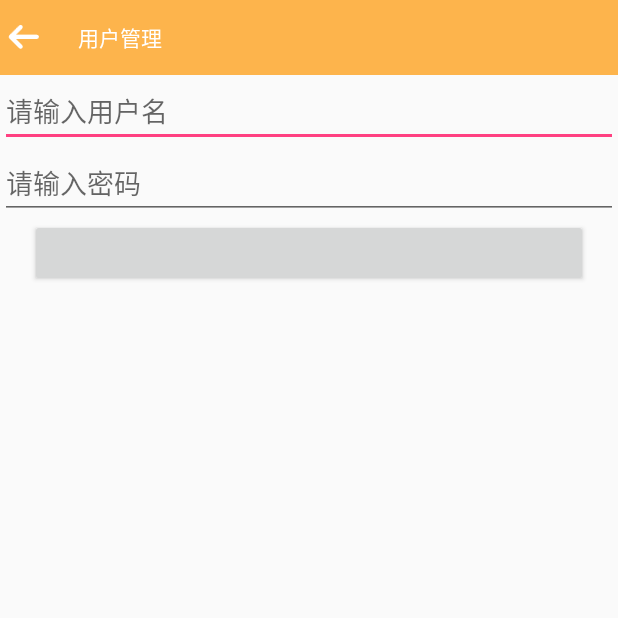
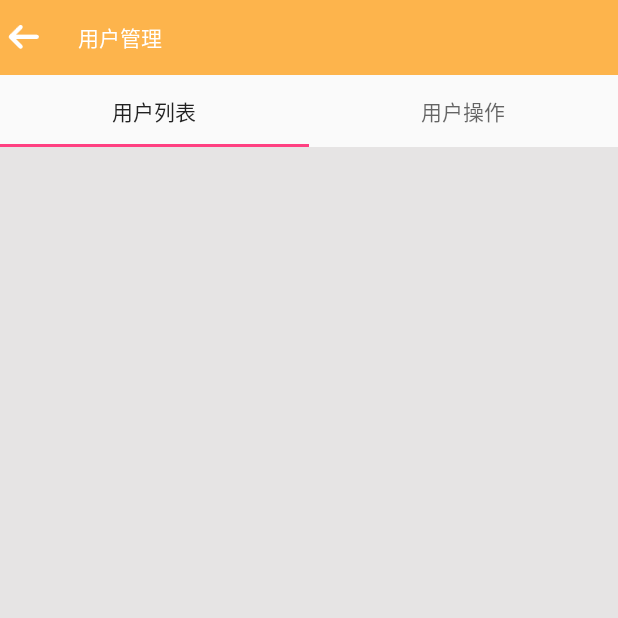
Before and after one commit to blythe104/supermarket, an Android app: the UserActivity screen opened directly, with no data from a screen before it, on a phone screen of 412 x 824 dp, the top half of it. Run offline under Robolectric (Android 15) with nearby library versions, the phone set to English and light mode, and no system bars; libraries missing offline, so code that uses them is left out: cn.bmob.v3; 4 statements that could not run were skipped.

Commit message:
add userManager

```diff
--- /dev/null
+++ b/app/src/main/java/com/fuyuan/marketmanage/base/BaseFragment.java
@@ -0,0 +1,119 @@
+package com.fuyuan.marketmanage.base;
+
+import android.os.Bundle;
+import android.support.v4.app.Fragment;
+import android.support.v4.app.FragmentActivity;
+import android.view.LayoutInflater;
+import android.view.View;
+import android.view.ViewGroup;
+
+public abstract class BaseFragment extends Fragment {
+    private static final String TAG = "BaseFragment";
+
+    public FragmentActivity mActivity;
+    private View mRootView;// 缓存Fragment view
+
+    private boolean isVisible;// fragment对用户是否可见
+    private boolean isPrepared;// 标志位，标记已经初始化完成。
+    private boolean hasLoadOnce = false;// 标志位，标记是否已经加载过一次数据，第二次就不要再加载数据了。
+
+    /**
+     * 获取是否加载过一次数据
+     */
+    protected boolean isHasLoadOnce() {
+        return hasLoadOnce;
+    }
+
+    /**
+     * 设置是否只加载一次数据
+     */
+    public void setHasLoadOnce(boolean hasLoadOnce) {
+        this.hasLoadOnce = hasLoadOnce;
+    }
+
+    @Override
+    public void onCreate(Bundle savedInstanceState) {
+        super.onCreate(savedInstanceState);
+        // Fragment被创建时获取其所在Activity对象
+        mActivity = getActivity();
+    }
+
+
+    @Override
+    public View onCreateView(LayoutInflater inflater, ViewGroup container, Bundle savedInstanceState) {
+        super.onCreateView(inflater, container, savedInstanceState);
+        // Fragment创建视图时初始化视图
+        if (null != mRootView) {
+            ViewGroup parent = (ViewGroup) mRootView.getParent();
+            if (null != parent) {
+                parent.removeView(mRootView);
+            }
+        } else {
+            mRootView = initView(inflater, container, savedInstanceState);
+        }
+        isPrepared = true;
+        onVisibleData();
+        return mRootView;
+    }
+
+    @Override
+    public void onActivityCreated(Bundle savedInstanceState) {
+        super.onActivityCreated(savedInstanceState);
+        // Fragment所在的Activity创建结束时初始化数据
+        loadData();
+    }
+
+    @Override
+    public void setUserVisibleHint(boolean isVisibleToUser) {
+        super.setUserVisibleHint(isVisibleToUser);
+        //        LogUtils.d(TAG + "--setUserVisibleHint", getClass().getSimpleName());
+        if (getUserVisibleHint()) {
+            isVisible = true;
+            onVisibleData();
+        } else {
+            isVisible = false;
+        }
+    }
+
+    /**
+     * 初始化布局,子类必须实现
+     */
+    protected abstract View initView(LayoutInflater inflater, ViewGroup container, Bundle savedInstanceState);
+
+    /**
+     * 初始化时加载数据
+     */
+    protected void loadData() {
+    }
+
+    /**
+     * 对用户可见时加载数据
+     */
+    protected void onVisibleData() {
+        // 布局未初始化好或不可见状态，不加载数据
+        if (!isPrepared || !isVisible) {
+            return;
+        }
+        // 已经加载过一次数据，不再加载数据
+        if (hasLoadOnce) {
+            return;
+        }
+        OnLazyLoadData();
+    }
+
+    /**
+     * fragment对用户可见时加载数据,并可设置是否只加载一次
+     */
+    protected void OnLazyLoadData() {
+    }
+
+    @Override
+    public void onResume() {
+        super.onResume();
+    }
+
+    @Override
+    public void onDestroy() {
+        super.onDestroy();
+    }
+}
--- a/app/src/main/java/com/fuyuan/marketmanage/user/UserActivity.java
+++ b/app/src/main/java/com/fuyuan/marketmanage/user/UserActivity.java
@@ -1,110 +1,64 @@
 package com.fuyuan.marketmanage.user;
 
-import android.text.TextUtils;
+import android.support.design.widget.TabLayout;
+import android.support.v4.view.ViewPager;
 import android.view.View;
-import android.widget.Button;
-import android.widget.EditText;
-import android.widget.ListView;
 import android.widget.TextView;
-import android.widget.Toast;
 
 import com.fuyuan.marketmanage.R;
 import com.fuyuan.marketmanage.base.BaseActivity;
-import com.fuyuan.marketmanage.user.adapter.UserAdapter;
+import com.fuyuan.marketmanage.base.BaseFragment;
+import com.fuyuan.marketmanage.user.adapter.FragmentAdapter;
+import com.fuyuan.marketmanage.user.fragment.UserListFragment;
+import com.fuyuan.marketmanage.user.fragment.UserManagerFragment;
 
 import java.util.ArrayList;
 import java.util.List;
 
-import cn.bmob.v3.BmobQuery;
-import cn.bmob.v3.BmobUser;
-import cn.bmob.v3.exception.BmobException;
-import cn.bmob.v3.listener.FindListener;
-import cn.bmob.v3.listener.SaveListener;
-
 public class UserActivity extends BaseActivity {
 
-    private ListView mLlUser;
-    private UserAdapter userAdapter;
-    private ArrayList<BmobUser> bmobUserList;
     private TextView mTitle;
-    private EditText mEtaddName;
-    private EditText mEtAddPwd;
-    private Button mBtnAdd;
+    private ViewPager mViewPager;
+    private List<BaseFragment> fragments;
+    private android.support.design.widget.TabLayout tableLayout;
 
     @Override
     public void initView() {
         setContentView(R.layout.activity_user);
-        mLlUser = (ListView) findViewById(R.id.ll_user);
+        mViewPager = (ViewPager) findViewById(R.id.viewpager);
+        tableLayout = (TabLayout) findViewById(R.id.tabs);
         mTitle = (TextView) findViewById(R.id.tv_title);
-        mEtaddName = (EditText) findViewById(R.id.et_addUsername);
-        mEtAddPwd = (EditText) findViewById(R.id.et_addUserpwd);
-        mBtnAdd = (Button) findViewById(R.id.btn_adduser);
-        queryUser();
+
 
     }
 
     @Override
     public void initListener() {
-        mBtnAdd.setOnClickListener(this);
+
 
     }
 
     @Override
     public void initData() {
         mTitle.setText("用户管理");
+        fragments = new ArrayList<>();
+        fragments.add(new UserListFragment());
+        fragments.add(new UserManagerFragment());
+        List<String> tabList = new ArrayList<String>();
+        tabList.add("用户列表");
+        tabList.add("用户操作");
+        FragmentAdapter fragmentAdapter = new FragmentAdapter(getSupportFragmentManager(), fragments, tabList);
+        mViewPager.setAdapter(fragmentAdapter);
+        tableLayout.setupWithViewPager(mViewPager);
+        tableLayout.setTabMode(TabLayout.MODE_FIXED);
     }
 
     @Override
     public void processClick(View v) {
         switch (v.getId()) {
-            case R.id.btn_adduser:
-                register();
-                break;
         }
 
     }
 
-    private void register() {
-        BmobUser bmobUser = new BmobUser();
-        String userName = mEtaddName.getText().toString();
-        String password = mEtAddPwd.getText().toString();
-        if (TextUtils.isEmpty(userName) || TextUtils.isEmpty(password)) {
-            Toast.makeText(this, "用户名或者密码不能为空", Toast.LENGTH_SHORT).show();
-        } else {
-            bmobUser.setUsername(userName);
-            bmobUser.setPassword(password);
-            bmobUser.signUp(new SaveListener<Object>() {
-                @Override
-                public void done(Object o, BmobException e) {
-                    if (o != null) {
-                        Toast.makeText(UserActivity.this, "用户添加成功", Toast.LENGTH_SHORT).show();
-                    } else {
-                        Toast.makeText(UserActivity.this, "用户添加失败", Toast.LENGTH_SHORT).show();
-                    }
 
-                }
-            });
-        }
-    }
-
-    //查询用户
-    public void queryUser() {
-        BmobQuery<BmobUser> query = new BmobQuery<>();
-        query.order("-createdAt");
-        query.findObjects(new FindListener<BmobUser>() {
-            @Override
-            public void done(List<BmobUser> list, BmobException e) {
-                if (list.size() != 0) {
-                    Toast.makeText(UserActivity.this, "用户信息查询成功", Toast.LENGTH_SHORT).show();
-
-                    bmobUserList = (ArrayList<BmobUser>) list;
-                    userAdapter = new UserAdapter(UserActivity.this, bmobUserList);
-                    mLlUser.setAdapter(userAdapter);
-
-                } else {
-                    Toast.makeText(UserActivity.this, "没有用户信息", Toast.LENGTH_SHORT).show();
-                }
-            }
-        });
-    }
 }
--- /dev/null
+++ b/app/src/main/java/com/fuyuan/marketmanage/user/adapter/FragmentAdapter.java
@@ -0,0 +1,39 @@
+package com.fuyuan.marketmanage.user.adapter;
+
+import android.support.v4.app.Fragment;
+import android.support.v4.app.FragmentManager;
+import android.support.v4.app.FragmentPagerAdapter;
+
+import com.fuyuan.marketmanage.base.BaseFragment;
+
+import java.util.List;
+
+public class FragmentAdapter extends FragmentPagerAdapter {
+
+    private final List<BaseFragment> fragmentList;
+    private final List<String> tabList;
+
+    private final String TAG = FragmentAdapter.this.getClass().getSimpleName();
+
+    public FragmentAdapter(FragmentManager fm, List<BaseFragment> fragmentList, List<String> tabList) {
+        super(fm);
+        this.fragmentList = fragmentList;
+        this.tabList = tabList;
+    }
+
+    @Override
+    public Fragment getItem(int position) {
+        return fragmentList.get(position);
+    }
+
+
+    @Override
+    public CharSequence getPageTitle(int position) {
+        return tabList.get(position);
+    }
+
+    @Override
+    public int getCount() {
+        return fragmentList.size();
+    }
+}
--- /dev/null
+++ b/app/src/main/java/com/fuyuan/marketmanage/user/fragment/UserListFragment.java
@@ -0,0 +1,76 @@
+package com.fuyuan.marketmanage.user.fragment;
+
+import android.os.Bundle;
+import android.os.Handler;
+import android.support.v4.widget.SwipeRefreshLayout;
+import android.view.LayoutInflater;
+import android.view.View;
+import android.view.ViewGroup;
+import android.widget.ListView;
+import android.widget.Toast;
+
+import com.fuyuan.marketmanage.R;
+import com.fuyuan.marketmanage.base.BaseFragment;
+import com.fuyuan.marketmanage.user.adapter.UserAdapter;
+
+import java.util.ArrayList;
+import java.util.List;
+
+import cn.bmob.v3.BmobQuery;
+import cn.bmob.v3.BmobUser;
+import cn.bmob.v3.exception.BmobException;
+import cn.bmob.v3.listener.FindListener;
+
+/**
+ * Created by xin on 2017/1/3.
+ */
+
+public class UserListFragment extends BaseFragment {
+
+    private SwipeRefreshLayout mRefresh;
+    private ListView mLlUser;
+    private UserAdapter userAdapter;
+    private ArrayList<BmobUser> bmobUserList;
+
+    @Override
+    protected View initView(LayoutInflater inflater, ViewGroup container, Bundle savedInstanceState) {
+        View view = inflater.inflate(R.layout.user_fragment_layout, null);
+        mLlUser = (ListView) view.findViewById(R.id.ll_user);
+        mRefresh = (SwipeRefreshLayout) view.findViewById(R.id.refresh);
+        mRefresh.setOnRefreshListener(new SwipeRefreshLayout.OnRefreshListener() {
+            @Override
+            public void onRefresh() {
+                new Handler().postDelayed(new Runnable() {
+                    @Override
+                    public void run() {
+                        mRefresh.setRefreshing(false);
+                    }
+                }, 5000);
+            }
+        });
+        queryUser();
+        return view;
+    }
+
+
+    //查询用户
+    public void queryUser() {
+        BmobQuery<BmobUser> query = new BmobQuery<>();
+        query.order("-createdAt");
+        query.findObjects(new FindListener<BmobUser>() {
+            @Override
+            public void done(List<BmobUser> list, BmobException e) {
+                if (list.size() != 0) {
+                    Toast.makeText(mActivity, "用户信息查询成功", Toast.LENGTH_SHORT).show();
+
+                    bmobUserList = (ArrayList<BmobUser>) list;
+                    userAdapter = new UserAdapter(mActivity, bmobUserList);
+                    mLlUser.setAdapter(userAdapter);
+
+                } else {
+                    Toast.makeText(mActivity, "没有用户信息", Toast.LENGTH_SHORT).show();
+                }
+            }
+        });
+    }
+}
--- /dev/null
+++ b/app/src/main/java/com/fuyuan/marketmanage/user/fragment/UserManagerFragment.java
@@ -0,0 +1,106 @@
+package com.fuyuan.marketmanage.user.fragment;
+
+import android.os.Bundle;
+import android.text.TextUtils;
+import android.view.LayoutInflater;
+import android.view.View;
+import android.view.ViewGroup;
+import android.widget.Button;
+import android.widget.EditText;
+import android.widget.Toast;
+
+import com.fuyuan.marketmanage.R;
+import com.fuyuan.marketmanage.base.BaseFragment;
+
+import cn.bmob.v3.BmobUser;
+import cn.bmob.v3.exception.BmobException;
+import cn.bmob.v3.listener.SaveListener;
+import cn.bmob.v3.listener.UpdateListener;
+
+/**
+ * Created by xin on 2017/1/3.
+ */
+
+public class UserManagerFragment extends BaseFragment implements View.OnClickListener {
+
+    private EditText mEtaddName;
+    private EditText mEtAddPwd;
+    private Button mBtnAdd;
+    private EditText mEtDelUser;
+    private Button mBtnDelUser;
+
+    @Override
+    protected View initView(LayoutInflater inflater, ViewGroup container, Bundle savedInstanceState) {
+        View view = inflater.inflate(R.layout.manager_fragment, null);
+        mEtaddName = (EditText) view.findViewById(R.id.et_addUsername);
+        mEtAddPwd = (EditText) view.findViewById(R.id.et_addUserpwd);
+        mBtnAdd = (Button) view.findViewById(R.id.btn_adduser);
+        mEtDelUser = (EditText) view.findViewById(R.id.et_delUser);
+        mBtnDelUser = (Button) view.findViewById(R.id.btn_delUser);
+        setListener();
+        return view;
+    }
+
+    private void setListener() {
+        mBtnAdd.setOnClickListener(this);
+        mBtnDelUser.setOnClickListener(this);
+    }
+
+
+    @Override
+    public void onClick(View v) {
+        switch (v.getId()) {
+            case R.id.btn_adduser:
+                register();
+                break;
+            case R.id.btn_delUser:
+                delUser();
+                break;
+        }
+
+    }
+
+    private void delUser() {
+        String userName = mEtDelUser.getText().toString();
+        if (TextUtils.isEmpty(userName)) {
+            Toast.makeText(mActivity, "删除时用户名不能为空", Toast.LENGTH_SHORT).show();
+        } else {
+            BmobUser del = new BmobUser();
+            del.setUsername(userName);
+            del.delete(new UpdateListener() {
+                @Override
+                public void done(BmobException e) {
+                    if (e == null) {
+                        Toast.makeText(mActivity, "用户删除成功"+e.toString(), Toast.LENGTH_SHORT).show();
+                    } else {
+                        Toast.makeText(mActivity, "用户删除失败"+e.toString(), Toast.LENGTH_SHORT).show();
+                    }
+                }
+            });
+        }
+    }
+
+
+    private void register() {
+        BmobUser bmobUser = new BmobUser();
+        String userName = mEtaddName.getText().toString();
+        String password = mEtAddPwd.getText().toString();
+        if (TextUtils.isEmpty(userName) || TextUtils.isEmpty(password)) {
+            Toast.makeText(mActivity, "用户名或者密码不能为空", Toast.LENGTH_SHORT).show();
+        } else {
+            bmobUser.setUsername(userName);
+            bmobUser.setPassword(password);
+            bmobUser.signUp(new SaveListener<Object>() {
+                @Override
+                public void done(Object o, BmobException e) {
+                    if (o != null) {
+                        Toast.makeText(mActivity, "用户添加成功", Toast.LENGTH_SHORT).show();
+                    } else {
+                        Toast.makeText(mActivity, "用户添加失败", Toast.LENGTH_SHORT).show();
+                    }
+
+                }
+            });
+        }
+    }
+}
--- a/app/src/main/res/layout/activity_user.xml
+++ b/app/src/main/res/layout/activity_user.xml
@@ -10,33 +10,17 @@
 
     <include layout="@layout/login_title_bar"/>
 
-    <ListView
-        android:id="@+id/ll_user"
+    <android.support.design.widget.TabLayout
+        android:id="@+id/tabs"
         android:layout_width="match_parent"
-        android:layout_height="wrap_content"
-    />
-    <LinearLayout
+        android:layout_height="wrap_content"/>
+
+    <android.support.v4.view.ViewPager
+        android:id="@+id/viewpager"
         android:layout_width="match_parent"
-        android:layout_height="wrap_content"
-        android:orientation="vertical">
+        android:background="@color/theme_gray"
+        android:layout_height="0dp"
+        android:layout_weight="1"/>
 
-        <EditText
-            android:id="@+id/et_addUsername"
-            android:layout_width="match_parent"
-            android:layout_height="match_parent"
-            android:gravity="center_vertical"
-            android:hint="请输入用户名"/>
-        <EditText
-            android:id="@+id/et_addUserpwd"
-            android:layout_width="match_parent"
-            android:layout_height="match_parent"
-            android:gravity="center_vertical"
-            android:hint="请输入密码"/>
-        <Button
-            android:id="@+id/btn_adduser"
-            android:layout_width="match_parent"
-            android:layout_height="45dp"
-            android:layout_marginLeft="20dp"
-            android:layout_marginRight="20dp"/>
-    </LinearLayout>
+
 </LinearLayout>
--- /dev/null
+++ b/app/src/main/res/layout/user_fragment_layout.xml
@@ -0,0 +1,18 @@
+<?xml version="1.0" encoding="utf-8"?>
+<LinearLayout xmlns:android="http://schemas.android.com/apk/res/android"
+              android:layout_width="match_parent"
+              android:layout_height="match_parent"
+              android:orientation="vertical">
+
+    <android.support.v4.widget.SwipeRefreshLayout
+        android:id="@+id/refresh"
+        android:layout_width="match_parent"
+        android:layout_height="match_parent">
+
+        <ListView
+            android:id="@+id/ll_user"
+            android:layout_width="match_parent"
+            android:layout_height="match_parent"
+        />
+    </android.support.v4.widget.SwipeRefreshLayout>
+</LinearLayout>
```
Also changed, not shown: app/build.gradle (+5 -3 lines), app/src/main/java/com/fuyuan/marketmanage/user/fragment/PageFragment.java (added, +38 -0 lines), app/src/main/res/layout/manager_fragment.xml (added, +86 -0 lines).
